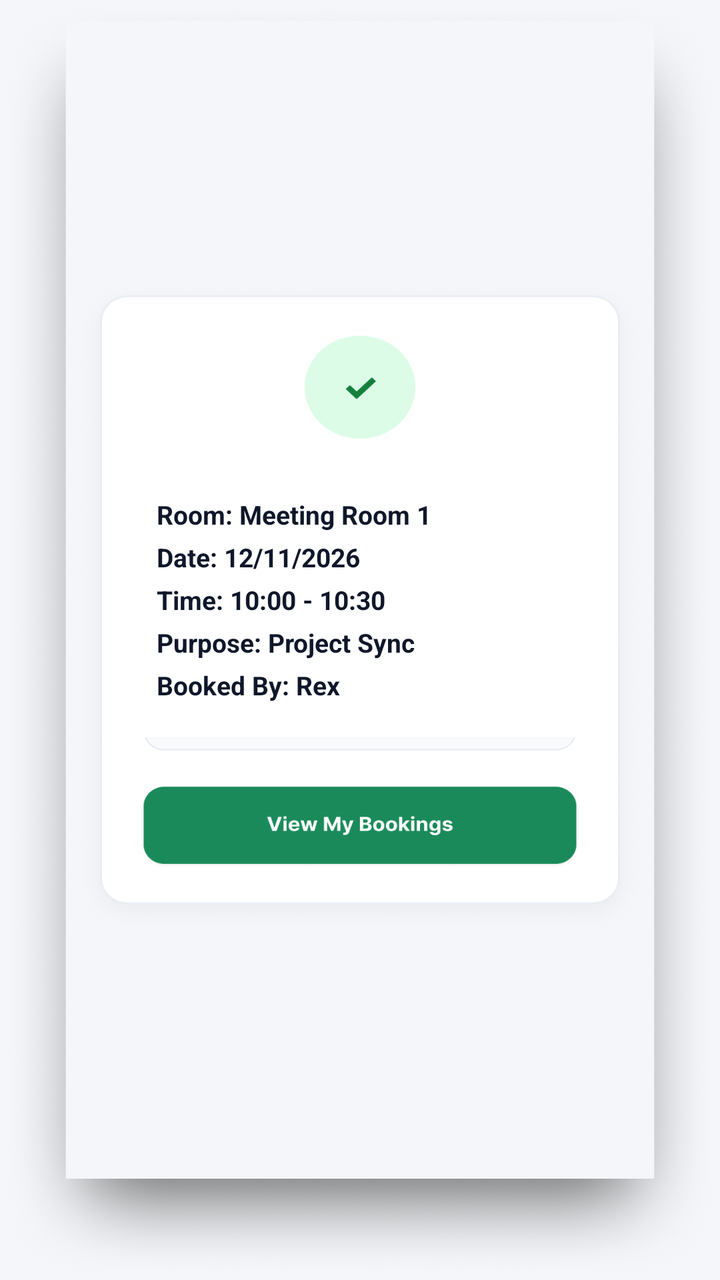
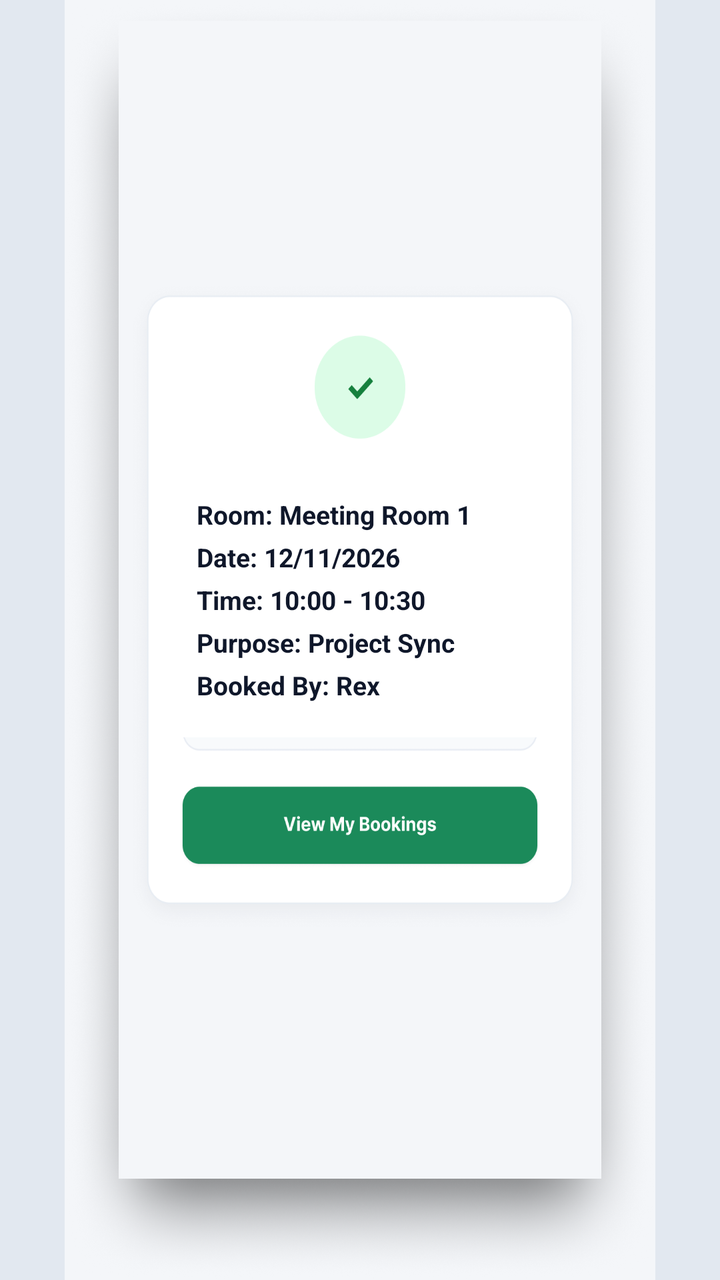

Two renders of the same Android screen: before a commit and after it. Below are the layout's source before the change and the commit's diff.
<!-- AndroidManifest.xml: application theme Theme.SharedOfficeBookingApp -->
<!-- res/layout/activity_feedback.xml -->
<?xml version="1.0" encoding="utf-8"?>
<androidx.constraintlayout.widget.ConstraintLayout xmlns:android="http://schemas.android.com/apk/res/android"
    xmlns:app="http://schemas.android.com/apk/res-auto"
    android:layout_width="match_parent"
    android:layout_height="match_parent"
    android:background="#F4F6F9">

    <ImageView
        android:id="@+id/ivBgFeedback"
        android:layout_width="0dp"
        android:layout_height="0dp"
        android:scaleType="fitXY"
        android:src="@drawable/feedbackdialog"
        app:layout_constraintBottom_toBottomOf="parent"
        app:layout_constraintEnd_toEndOf="parent"
        app:layout_constraintStart_toStartOf="parent"
        app:layout_constraintTop_toTopOf="parent" />

    
    <TextView
        android:id="@+id/tvFeedbackDetails"
        android:layout_width="0dp"
        android:layout_height="0dp"
        android:background="#FFFFFF"
        android:gravity="center_vertical"
        android:lineSpacingExtra="6dp"
        android:padding="10dp"
        android:text="Room: Meeting Room 1\nDate: 12/11/2026\nTime: 10:00 - 10:30\nPurpose: Project Sync\nBooked By: Rex"
        android:textColor="#0F172A"
        android:textSize="13sp"
        android:textStyle="bold"
        app:layout_constraintBottom_toBottomOf="parent"
        app:layout_constraintEnd_toEndOf="parent"
        app:layout_constraintHeight_percent="0.215"
        app:layout_constraintStart_toStartOf="parent"
        app:layout_constraintTop_toTopOf="parent"
        app:layout_constraintVertical_bias="0.46"
        app:layout_constraintWidth_percent="0.62" />

    
    <Button
        android:id="@+id/btnFeedbackViewBookings"
        android:layout_width="0dp"
        android:layout_height="0dp"
        android:background="@android:color/transparent"
        app:layout_constraintBottom_toBottomOf="parent"
        app:layout_constraintEnd_toEndOf="parent"
        app:layout_constraintHeight_percent="0.055"
        app:layout_constraintStart_toStartOf="parent"
        app:layout_constraintTop_toTopOf="parent"
        app:layout_constraintVertical_bias="0.651"
        app:layout_constraintWidth_percent="0.62" />

</androidx.constraintlayout.widget.ConstraintLayout>
<!-- resources referenced by this layout -->
<resources>
  <!-- drawable feedbackdialog: png bitmap (drawable, 778575 bytes) -->
  <style name="Theme.SharedOfficeBookingApp" parent="Base.Theme.SharedOfficeBookingApp" />
  <style name="Base.Theme.SharedOfficeBookingApp" parent="Theme.Material3.DayNight.NoActionBar">
          
          
      </style>
</resources>

<!-- the commit's change to res/layout/activity_feedback.xml (unified diff, before → after) -->
@@ -3,52 +3,65 @@
     xmlns:app="http://schemas.android.com/apk/res-auto"
     android:layout_width="match_parent"
     android:layout_height="match_parent"
-    android:background="#F4F6F9">
+    android:background="#E2E8F0">
 
-    <ImageView
-        android:id="@+id/ivBgFeedback"
+    <androidx.constraintlayout.widget.ConstraintLayout
+        android:id="@+id/phoneViewportContainer"
         android:layout_width="0dp"
         android:layout_height="0dp"
-        android:scaleType="fitXY"
-        android:src="@drawable/feedbackdialog"
+        android:background="#F4F6F9"
         app:layout_constraintBottom_toBottomOf="parent"
+        app:layout_constraintDimensionRatio="W,9:19.5"
         app:layout_constraintEnd_toEndOf="parent"
         app:layout_constraintStart_toStartOf="parent"
-        app:layout_constraintTop_toTopOf="parent" />
+        app:layout_constraintTop_toTopOf="parent">
 
-    
-    <TextView
-        android:id="@+id/tvFeedbackDetails"
-        android:layout_width="0dp"
-        android:layout_height="0dp"
-        android:background="#FFFFFF"
-        android:gravity="center_vertical"
-        android:lineSpacingExtra="6dp"
-        android:padding="10dp"
-        android:text="Room: Meeting Room 1\nDate: 12/11/2026\nTime: 10:00 - 10:30\nPurpose: Project Sync\nBooked By: Rex"
-        android:textColor="#0F172A"
-        android:textSize="13sp"
-        android:textStyle="bold"
-        app:layout_constraintBottom_toBottomOf="parent"
-        app:layout_constraintEnd_toEndOf="parent"
-        app:layout_constraintHeight_percent="0.215"
-        app:layout_constraintStart_toStartOf="parent"
-        app:layout_constraintTop_toTopOf="parent"
-        app:layout_constraintVertical_bias="0.46"
-        app:layout_constraintWidth_percent="0.62" />
+        <ImageView
+            android:id="@+id/ivBgFeedback"
+            android:layout_width="0dp"
+            android:layout_height="0dp"
+            android:scaleType="fitXY"
+            android:src="@drawable/feedbackdialog"
+            app:layout_constraintBottom_toBottomOf="parent"
+            app:layout_constraintEnd_toEndOf="parent"
+            app:layout_constraintStart_toStartOf="parent"
+            app:layout_constraintTop_toTopOf="parent" />
 
-    
-    <Button
-        android:id="@+id/btnFeedbackViewBookings"
-        android:layout_width="0dp"
-        android:layout_height="0dp"
-        android:background="@android:color/transparent"
-        app:layout_constraintBottom_toBottomOf="parent"
-        app:layout_constraintEnd_toEndOf="parent"
-        app:layout_constraintHeight_percent="0.055"
-        app:layout_constraintStart_toStartOf="parent"
-        app:layout_constraintTop_toTopOf="parent"
-        app:layout_constraintVertical_bias="0.651"
-        app:layout_constraintWidth_percent="0.62" />
+        
+        <TextView
+            android:id="@+id/tvFeedbackDetails"
+            android:layout_width="0dp"
+            android:layout_height="0dp"
+            android:background="#FFFFFF"
+            android:gravity="center_vertical"
+            android:lineSpacingExtra="6dp"
+            android:padding="10dp"
+            android:text="Room: Meeting Room 1\nDate: 12/11/2026\nTime: 10:00 - 10:30\nPurpose: Project Sync\nBooked By: Rex"
+            android:textColor="#0F172A"
+            android:textSize="13sp"
+            android:textStyle="bold"
+            app:layout_constraintBottom_toBottomOf="parent"
+            app:layout_constraintEnd_toEndOf="parent"
+            app:layout_constraintHeight_percent="0.215"
+            app:layout_constraintStart_toStartOf="parent"
+            app:layout_constraintTop_toTopOf="parent"
+            app:layout_constraintVertical_bias="0.46"
+            app:layout_constraintWidth_percent="0.62" />
+
+        
+        <Button
+            android:id="@+id/btnFeedbackViewBookings"
+            android:layout_width="0dp"
+            android:layout_height="0dp"
+            android:background="@android:color/transparent"
+            app:layout_constraintBottom_toBottomOf="parent"
+            app:layout_constraintEnd_toEndOf="parent"
+            app:layout_constraintHeight_percent="0.055"
+            app:layout_constraintStart_toStartOf="parent"
+            app:layout_constraintTop_toTopOf="parent"
+            app:layout_constraintVertical_bias="0.651"
+            app:layout_constraintWidth_percent="0.62" />
+
+    </androidx.constraintlayout.widget.ConstraintLayout>
 
 </androidx.constraintlayout.widget.ConstraintLayout>
